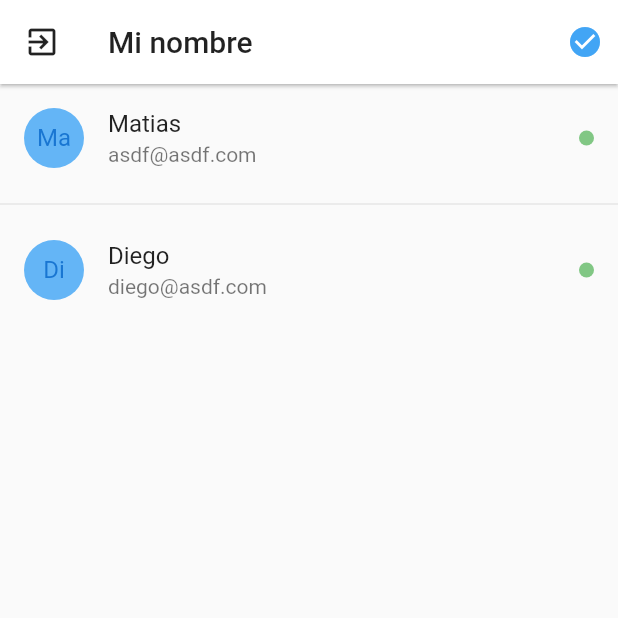
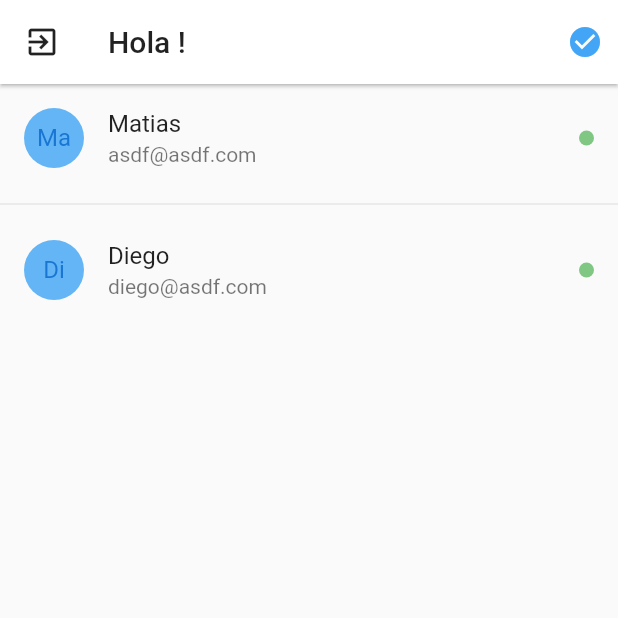
Before and after one commit to frithmatias/flutter_av_chat_app, a Flutter app: the UsuariosPage screen opened by its route, on a phone screen of 412 x 824 dp, the top half of it. Run offline on Flutter 3.47's test engine with Material 2 defaults, Android fonts, the phone set to English and light mode, and no system bars; drawn by our look-alikes of pull_to_refresh; our stand-ins replace flutter_secure_storage; accounts and stored records are empty; network calls fail.

```diff
--- /dev/null
+++ b/lib/global/environment.dart
@@ -0,0 +1,10 @@
+
+
+
+
+import 'dart:io';
+
+class Environments {
+  static String apiUrl = Platform.isAndroid ? 'http://192.168.1.3:3000/api':'http://localhost:3000/api';
+  static String socketUrl = Platform.isAndroid ? 'http://192.168.1.3:3000':'http://localhost:3000';
+}
--- a/lib/models/usuario.dart
+++ b/lib/models/usuario.dart
@@ -1,16 +1,27 @@
-
 class Usuario {
-
-  bool online;
-  String email;
-  String nombre;
-  String uid;
+  bool blOnline;
+  String txEmail;
+  String txName;
+  String txUid;
 
   Usuario({
-    required this.uid,
-    required this.nombre,
-    required this.email,
-    required this.online,
+    required this.blOnline,
+    required this.txEmail,
+    required this.txName,
+    required this.txUid,
   });
 
+  factory Usuario.fromJson(Map<String, dynamic> json) => Usuario(
+        blOnline: json["blOnline"],
+        txName: json["txName"],
+        txEmail: json["txEmail"],
+        txUid: json["txUid"],
+      );
+
+  Map<String, dynamic> toJson() => {
+        "blOnline": blOnline,
+        "txName": txName,
+        "txEmail": txEmail,
+        "txUid": txUid,
+      };
 }
--- a/lib/pages/chat_page.dart
+++ b/lib/pages/chat_page.dart
@@ -112,7 +112,6 @@ class _ChatPageState extends State<ChatPage> with TickerProviderStateMixin {
     _messages.insert(0, newMessage);
     // luego de insertar el mensaje activo la animación
     newMessage.animationController.forward().then((_) => {
-      print('DESTRUIR'),
       newMessage.animationController.dispose()
     });
     setState((){
--- a/lib/pages/usuarios_page.dart
+++ b/lib/pages/usuarios_page.dart
@@ -1,5 +1,7 @@
 import 'package:chat/models/usuario.dart';
+import 'package:chat/services/auth_service.dart';
 import 'package:flutter/material.dart';
+import 'package:provider/provider.dart';
 import 'package:pull_to_refresh/pull_to_refresh.dart';
 
 
@@ -13,21 +15,30 @@ class UsuariosPage extends StatefulWidget {
 class _UsuariosPageState extends State<UsuariosPage> {
 
   final List<Usuario> usuarios = [
-    Usuario( uid: '1', nombre: 'Matias', email: 'asdf@asdf.com', online: true),
-    Usuario( uid: '2', nombre: 'Diego', email: 'diego@asdf.com', online: true),
+    Usuario( txUid: '1', txName: 'Matias', txEmail: 'asdf@asdf.com', blOnline: true),
+    Usuario( txUid: '2', txName: 'Diego', txEmail: 'diego@asdf.com', blOnline: true),
   ];
 
   final RefreshController _refreshController = RefreshController(initialRefresh: false);
 
   @override
   Widget build(BuildContext context) {
+
+    final authService = Provider.of<AuthService>(context);
+    final usuario = authService.usuario;
+
     return Scaffold(
       appBar: AppBar(
-        title: const Text('Mi nombre', style: TextStyle( color: Colors.black87)),
+        title: Text('Hola ${usuario.txName}!', style: const TextStyle( color: Colors.black87)),
         elevation: 1,
         backgroundColor: Colors.white,
         leading: IconButton(
-          onPressed: (){},
+          onPressed: (){
+            // todo desconectarnos del socket server
+            Navigator.pushReplacementNamed(context, 'login');
+            // puedo llamar a mis métodos estáticos directamente.
+            AuthService.deleteToken(); // import 'package:chat/services/auth_service.dart';
+          },
           icon: const Icon( Icons.exit_to_app,  color: Colors.black87 )
         ),
         actions: [
@@ -64,17 +75,17 @@ class _UsuariosPageState extends State<UsuariosPage> {
 
   ListTile _userListTile(Usuario usuario) {
     return ListTile(
-          title: Text(usuario.nombre),
-          subtitle: Text(usuario.email),
+          title: Text(usuario.txName),
+          subtitle: Text(usuario.txEmail),
           leading: CircleAvatar(
-            child: Text( usuario.nombre.substring(0,2)),
+            child: Text( usuario.txName.substring(0,2)),
             backgroundColor: Colors.blue.shade300,
           ),
           trailing: Container(
             width: 10,
             height: 10,
             decoration: BoxDecoration(
-              color: usuario.online ? Colors.green.shade300 : Colors.red.shade300,
+              color: usuario.blOnline ? Colors.green.shade300 : Colors.red.shade300,
               borderRadius: BorderRadius.circular(100)
             ),
           ),
--- a/lib/widgets/custom_input.dart
+++ b/lib/widgets/custom_input.dart
@@ -30,6 +30,7 @@ class CustomInput extends StatelessWidget {
                   color: Colors.black12, offset: Offset(0, 3), blurRadius: 5)
             ]),
         child: TextField(
+          controller: textController,
           autocorrect: false,
           keyboardType: keyboardType,
           obscureText: isPassword,
--- a/pubspec.yaml
+++ b/pubspec.yaml
@@ -35,6 +35,9 @@ dependencies:
   # Use with the CupertinoIcons class for iOS style icons.
   cupertino_icons: ^1.0.2
   pull_to_refresh: ^2.0.0
+  provider: ^5.0.0
+  http: ^0.13.3
+  flutter_secure_storage: ^4.2.1
 
 dev_dependencies:
   flutter_test:
```
Also changed, not shown: lib/helpers/mostrar_alerta.dart (added, +34 -0 lines), lib/main.dart (+12 -5 lines), lib/models/login.dart (added, +38 -0 lines), lib/pages/loading_page.dart (+36 -4 lines), lib/pages/login_page.dart (+21 -4 lines), lib/pages/register_page.dart (+24 -3 lines), lib/services/auth_service.dart (added, +125 -0 lines), lib/widgets/custom_button.dart (+5 -2 lines), pubspec.lock, 1 other file.
